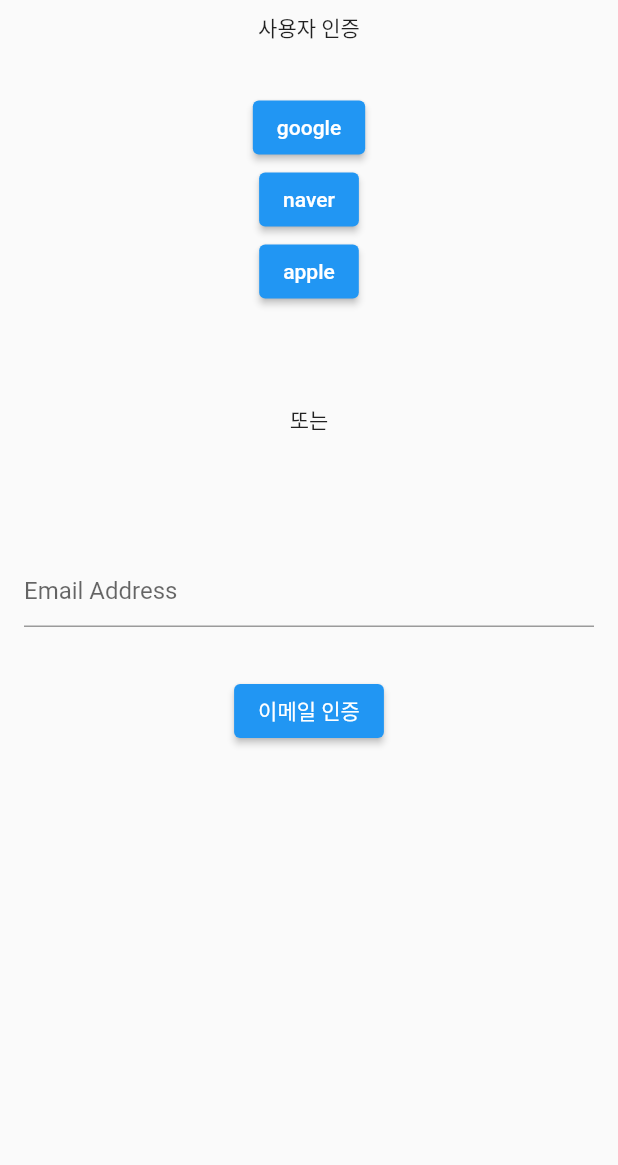
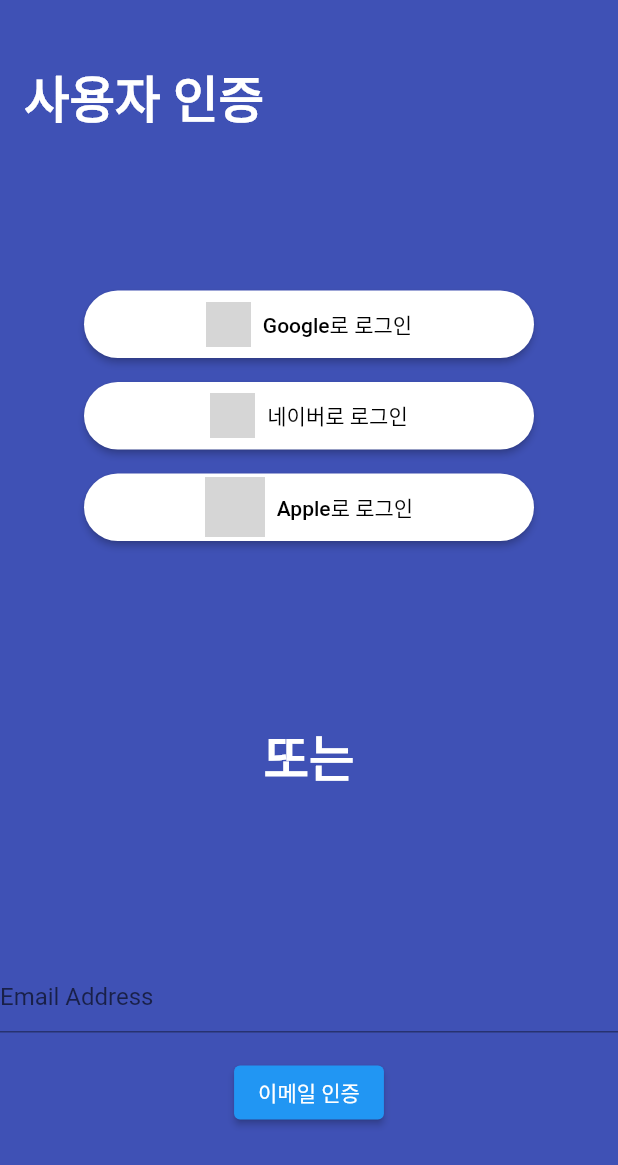
Before and after one commit to jinwoo-nam/Instapay-work, a Flutter app: the screen it shows after launch, on a phone screen of 412 x 824 dp. Shown: the top 1165 px of the screen. Run offline on Flutter 3.47's test engine with Material 2 defaults, Android fonts, the phone set to English and light mode, and no system bars; our stand-ins replace freezed_annotation; missing offline and left inert: qr_code_scanner; generated files the repository leaves out were written again; network calls fail; grey boxes are pictures that could not be loaded.

Commit message:
로그인 화면  - 로그인 화면 UI 업데이트

```diff
--- a/instapay_clone/lib/presentation/sign_in/sign_in_screen.dart
+++ b/instapay_clone/lib/presentation/sign_in/sign_in_screen.dart
@@ -9,46 +9,160 @@ class SignInScreen extends StatelessWidget {
   Widget build(BuildContext context) {
     final rootViewModel = context.watch<RootViewModel>();
     return Scaffold(
+      appBar: AppBar(
+        toolbarHeight: 130,
+        centerTitle: false,
+        elevation: 0,
+        backgroundColor: Colors.indigo,
+        title: Text(
+          '사용자 인증',
+          style: TextStyle(
+            color: Colors.white,
+            fontWeight: FontWeight.bold,
+            fontSize: 33,
+          ),
+        ),
+      ),
       body: SafeArea(
         child: Center(
+          child: Container(
+            color: Colors.indigo,
             child: Column(
+              mainAxisAlignment: MainAxisAlignment.spaceAround,
               children: [
-              const Padding(
-                  padding: EdgeInsets.only(
-                    top: 8,
-                    bottom: 32,
+                Column(
+                  children: [
+                    Padding(
+                      padding: const EdgeInsets.all(8.0),
+                      child: SizedBox(
+                        width: 300,
+                        height: 45,
+                        child: ElevatedButton(
+                            style: ElevatedButton.styleFrom(
+                              shape: RoundedRectangleBorder(
+                                borderRadius: BorderRadius.circular(30.0),
                               ),
-                  child: Text('사용자 인증')),
-              ElevatedButton(
+                              primary: Colors.white,
+                            ),
                             onPressed: () {
                               rootViewModel.setSignInResult(true);
                             },
-                child: const Text('google'),
+                            child: Row(
+                              mainAxisSize: MainAxisSize.min,
+                              children: [
+                                Ink.image(
+                                  image: NetworkImage(
+                                    'https://pixlok.com/wp-content/uploads/2021/04/Google-Icon-PNG-768x768.jpg',
                                   ),
-              ElevatedButton(
+                                  height: 30,
+                                  width: 30,
+                                  fit: BoxFit.cover,
+                                ),
+                                SizedBox(
+                                  width: 8,
+                                ),
+                                Text(
+                                  'Google로 로그인',
+                                  style: TextStyle(
+                                    color: Colors.black,
+                                  ),
+                                ),
+                              ],
+                            )),
+                      ),
+                    ),
+                    Padding(
+                      padding: const EdgeInsets.all(8.0),
+                      child: SizedBox(
+                        width: 300,
+                        height: 45,
+                        child: ElevatedButton(
+                            style: ElevatedButton.styleFrom(
+                              shape: RoundedRectangleBorder(
+                                borderRadius: BorderRadius.circular(30.0),
+                              ),
+                              primary: Colors.white,
+                            ),
                             onPressed: () {
                               rootViewModel.setSignInResult(true);
                             },
-                child: const Text('naver'),
+                            child: Row(
+                              mainAxisSize: MainAxisSize.min,
+                              children: [
+                                Ink.image(
+                                  image: NetworkImage(
+                                    'https://play-lh.googleusercontent.com/Kbu0747Cx3rpzHcSbtM1zDriGFG74zVbtkPmVnOKpmLCS59l7IuKD5M3MKbaq_nEaZM=s360-rw',
                                   ),
-              ElevatedButton(
+                                  height: 30,
+                                  width: 30,
+                                  fit: BoxFit.cover,
+                                ),
+                                SizedBox(
+                                  width: 8,
+                                ),
+                                Text(
+                                  '네이버로 로그인',
+                                  style: TextStyle(
+                                    color: Colors.black,
+                                  ),
+                                ),
+                              ],
+                            )),
+                      ),
+                    ),
+                    Padding(
+                      padding: const EdgeInsets.all(8.0),
+                      child: SizedBox(
+                        width: 300,
+                        height: 45,
+                        child: ElevatedButton(
+                            style: ElevatedButton.styleFrom(
+                              shape: RoundedRectangleBorder(
+                                borderRadius: BorderRadius.circular(30.0),
+                              ),
+                              primary: Colors.white,
+                            ),
                             onPressed: () {
                               rootViewModel.setSignInResult(true);
                             },
-                child: const Text('apple'),
+                            child: Row(
+                              mainAxisSize: MainAxisSize.min,
+                              children: [
+                                Ink.image(
+                                  image: NetworkImage(
+                                    'https://encrypted-tbn0.gstatic.com/images?q=tbn:ANd9GcSJvERkBbVGSuQKx7MgIR6RTQyHvWtkX9fzpuC5GbtuGUe15fpgraCptc4baOP1-rLCq2E&usqp=CAU',
                                   ),
-              const Padding(
-                padding: EdgeInsets.symmetric(
-                  vertical: 64,
+                                  height: 40,
+                                  width: 40,
+                                  fit: BoxFit.cover,
                                 ),
-                child: Text('또는'),
+                                SizedBox(
+                                  width: 8,
                                 ),
-              const Padding(
-                padding: EdgeInsets.all(16),
-                child: TextField(
+                                Text(
+                                  'Apple로 로그인',
+                                  style: TextStyle(
+                                    color: Colors.black,
+                                  ),
+                                ),
+                              ],
+                            )),
+                      ),
+                    ),
+                  ],
+                ),
+                Text(
+                  '또는',
+                  style: TextStyle(
+                      color: Colors.white,
+                      fontWeight: FontWeight.bold,
+                      fontSize: 33),
+                ),
+                Column(
+                  children: [
+                    TextField(
                       decoration: InputDecoration(
                         hintText: 'Email Address',
-                  ),
                       ),
                     ),
                     Padding(
@@ -62,6 +176,9 @@ class SignInScreen extends StatelessWidget {
                     ),
                   ],
                 ),
+              ],
+            ),
+          ),
         ),
       ),
     );
```
Lines whose indentation alone changed are shown as unchanged.
